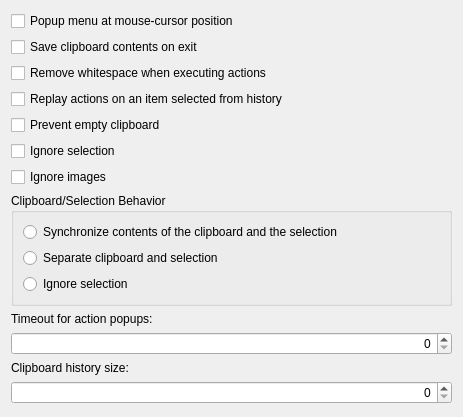
The window that klipper/generalconfig.ui (mgottschlag/kwin-tiling) describes before a commit, drawn with Qt 5.
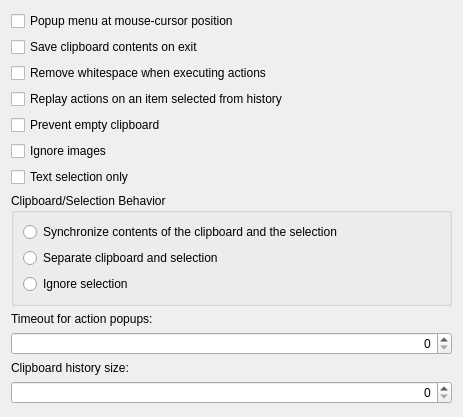
The same window after the commit. Custom widgets are drawn as their Qt base class.

Commit message: Make "text selection only" available in the config GUI.

Patch:
```diff
--- a/klipper/generalconfig.ui
+++ b/klipper/generalconfig.ui
@@ -47,16 +47,16 @@
     </widget>
    </item>
    <item>
-    <widget class="QCheckBox" name="kcfg_IgnoreSelection" >
-     <property name="text" >
-      <string>Ignore selection</string>
+    <widget class="QCheckBox" name="kcfg_IgnoreImages">
+     <property name="text">
+      <string>Ignore images</string>
      </property>
     </widget>
    </item>
    <item>
-    <widget class="QCheckBox" name="kcfg_IgnoreImages" >
-     <property name="text" >
-      <string>Ignore images</string>
+    <widget class="QCheckBox" name="kcfg_SelectionTextOnly">
+     <property name="text">
+      <string>Text selection only</string>
      </property>
     </widget>
    </item>
```
The commit also changes 2 other files.
